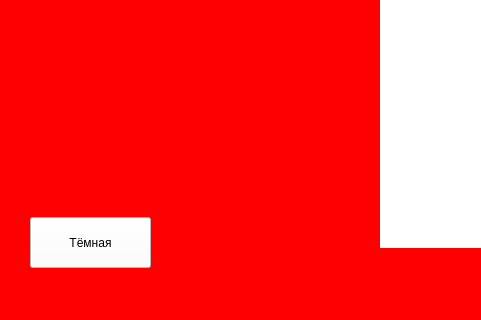
First picture: the form in data/design.ui, repository Termit08/YLTest, before the edit; both pictures show x 0 to 481 and y 483 to 803 of the 1026 by 803 pixel window.
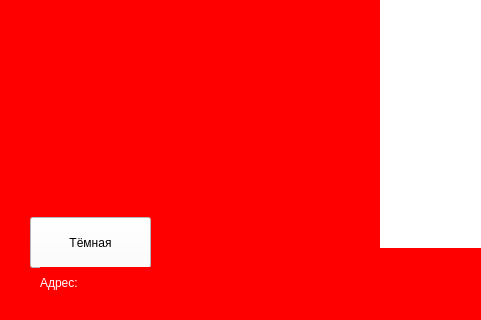
Second picture: the form after the edit.

Commit message: изминения задание 8

```diff
--- a/data/design.ui
+++ b/data/design.ui
@@ -175,6 +175,23 @@
      <string>Тёмная</string>
     </property>
    </widget>
+   <widget class="QLabel" name="address_label">
+    <property name="geometry">
+     <rect>
+      <x>40</x>
+      <y>750</y>
+      <width>321</width>
+      <height>31</height>
+     </rect>
+    </property>
+    <property name="styleSheet">
+     <string notr="true">font: 12pt &quot;Times New Roman&quot;;
+color: rgb(255, 255, 255);</string>
+    </property>
+    <property name="text">
+     <string>Адрес: </string>
+    </property>
+   </widget>
   </widget>
   <widget class="QMenuBar" name="menubar">
    <property name="geometry">
```
The commit also changes 2 other files.
